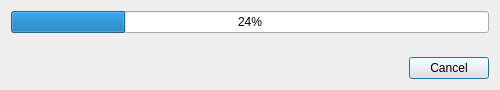
Above: MultiSearch/dialogmultisearchprocess.ui from horsicq/FormatWidgets before the change. Below: the same form after it.
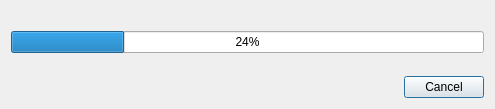
That is the form after the change.

```diff
--- a/MultiSearch/dialogmultisearchprocess.ui
+++ b/MultiSearch/dialogmultisearchprocess.ui
@@ -6,14 +6,41 @@
    <rect>
     <x>0</x>
     <y>0</y>
-    <width>500</width>
-    <height>90</height>
+    <width>495</width>
+    <height>109</height>
    </rect>
   </property>
   <property name="windowTitle">
    <string>Search</string>
   </property>
   <layout class="QVBoxLayout" name="verticalLayout">
+   <item>
+    <layout class="QHBoxLayout" name="horizontalLayout_2">
+     <item>
+      <widget class="QLabel" name="labelInfo">
+       <property name="text">
+        <string/>
+       </property>
+      </widget>
+     </item>
+     <item>
+      <widget class="QLabel" name="labelFound">
+       <property name="maximumSize">
+        <size>
+         <width>60</width>
+         <height>16777215</height>
+        </size>
+       </property>
+       <property name="text">
+        <string/>
+       </property>
+       <property name="alignment">
+        <set>Qt::AlignRight|Qt::AlignTrailing|Qt::AlignVCenter</set>
+       </property>
+      </widget>
+     </item>
+    </layout>
+   </item>
    <item>
     <widget class="QProgressBar" name="progressBar">
      <property name="value">
```
